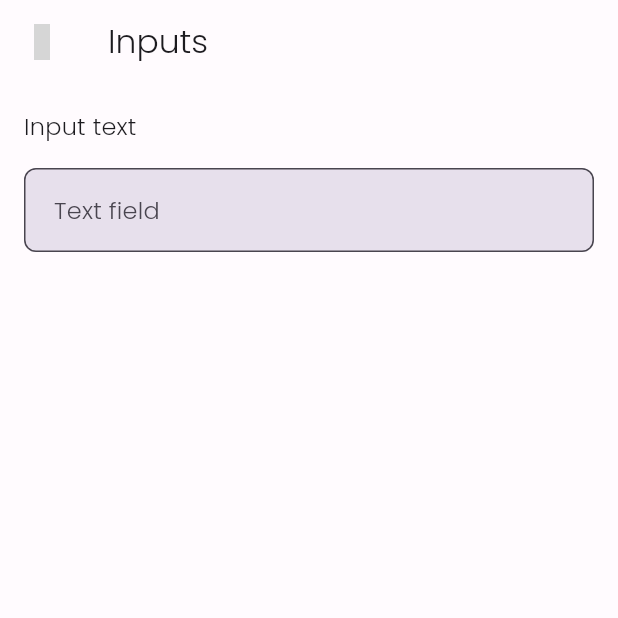
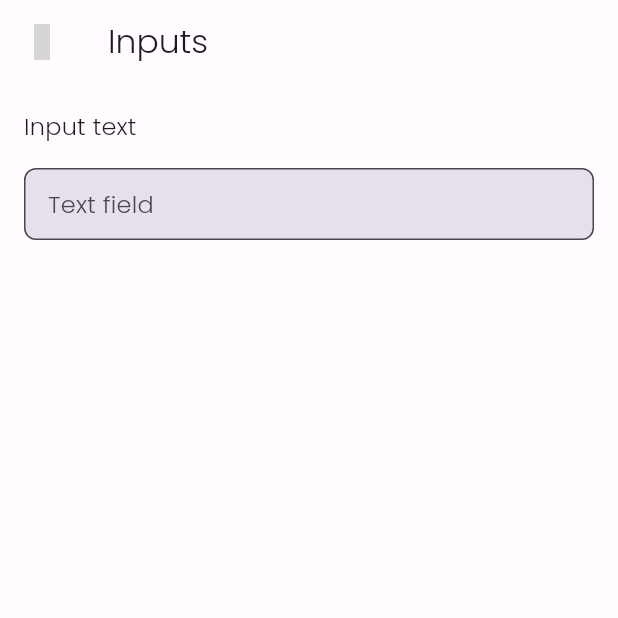
Before and after one commit to pedrolemoz/MagnetUI, a Flutter app: the InputsPage screen opened by its route, on a phone screen of 412 x 824 dp, the top half of it. Run offline on Flutter 3.47's test engine with Material 2 defaults, Android fonts, the phone set to English and light mode, and no system bars; our stand-ins replace unicons; grey boxes are pictures that could not be loaded.

Commit message:
refactor: changed default padding for input text

```diff
--- a/lib/components/inputs/input_text.dart
+++ b/lib/components/inputs/input_text.dart
@@ -112,7 +112,7 @@ class InputText extends StatelessWidget {
                 : Theme.of(context).colorScheme.onSurface,
           ),
       decoration: InputDecoration(
-        contentPadding: padding ?? const EdgeInsets.all(16),
+        contentPadding: padding ?? const EdgeInsets.all(12),
         fillColor: hasError
             ? Theme.of(context).colorScheme.error
             : Theme.of(context).colorScheme.surface,
```
